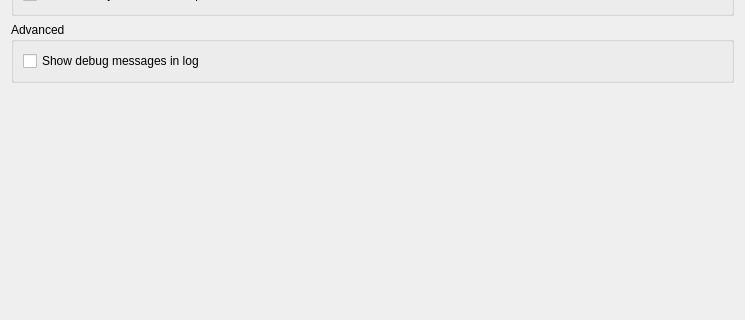
botfatherio/botfather, file botfather/gui/botwidgets/botsettingswidget.ui: the form before one commit; both pictures show x 0 to 745 and y 170 to 490 of the 745 by 490 pixel window.
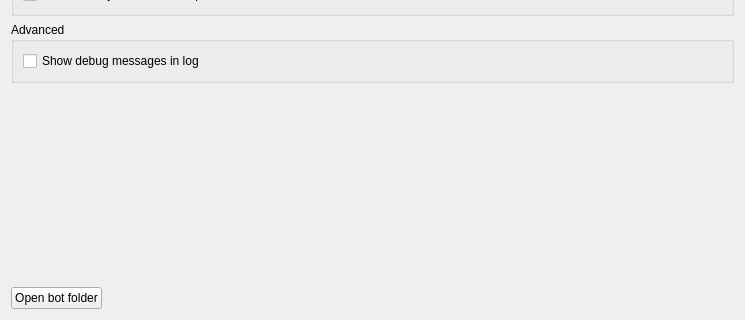
The form after the commit.

Commit message: Add a button to view the bots folder to the botsettingswidget

What changed in the file:
```diff
--- a/botfather/gui/botwidgets/botsettingswidget.ui
+++ b/botfather/gui/botwidgets/botsettingswidget.ui
@@ -112,6 +112,30 @@
      </property>
     </spacer>
    </item>
+   <item>
+    <layout class="QHBoxLayout" name="horizontalLayout">
+     <item>
+      <widget class="QPushButton" name="bot_folder_button">
+       <property name="text">
+        <string>Open bot folder</string>
+       </property>
+      </widget>
+     </item>
+     <item>
+      <spacer name="horizontalSpacer">
+       <property name="orientation">
+        <enum>Qt::Horizontal</enum>
+       </property>
+       <property name="sizeHint" stdset="0">
+        <size>
+         <width>40</width>
+         <height>20</height>
+        </size>
+       </property>
+      </spacer>
+     </item>
+    </layout>
+   </item>
   </layout>
  </widget>
  <resources/>
```
The commit also changes 1 other file.
